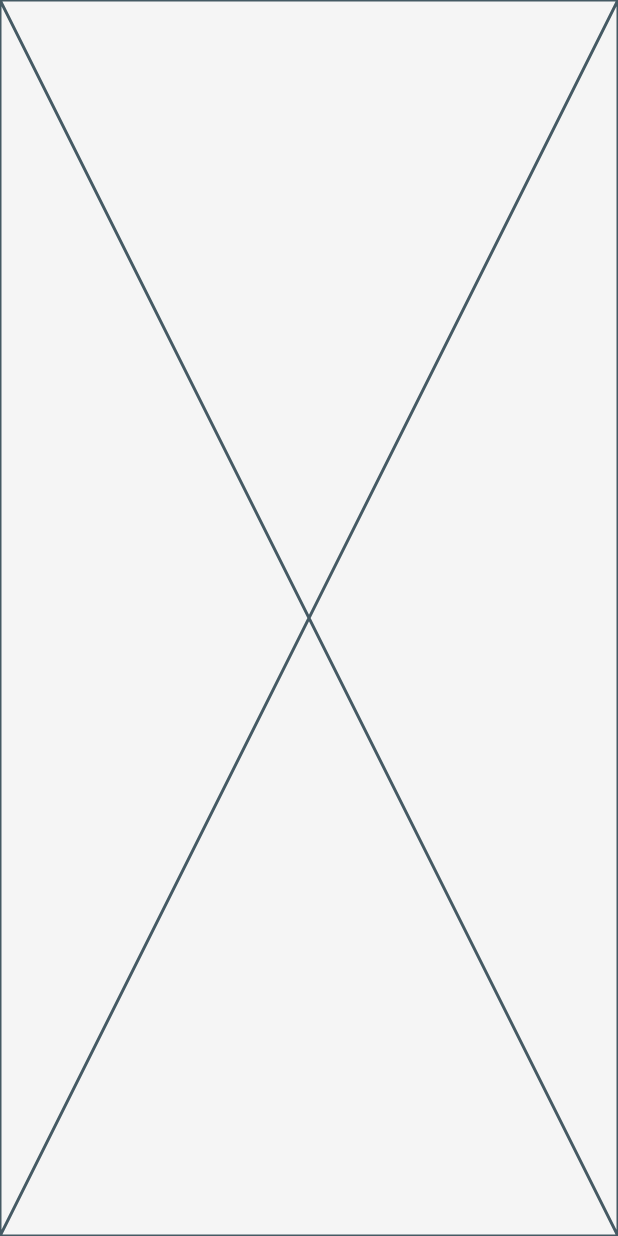
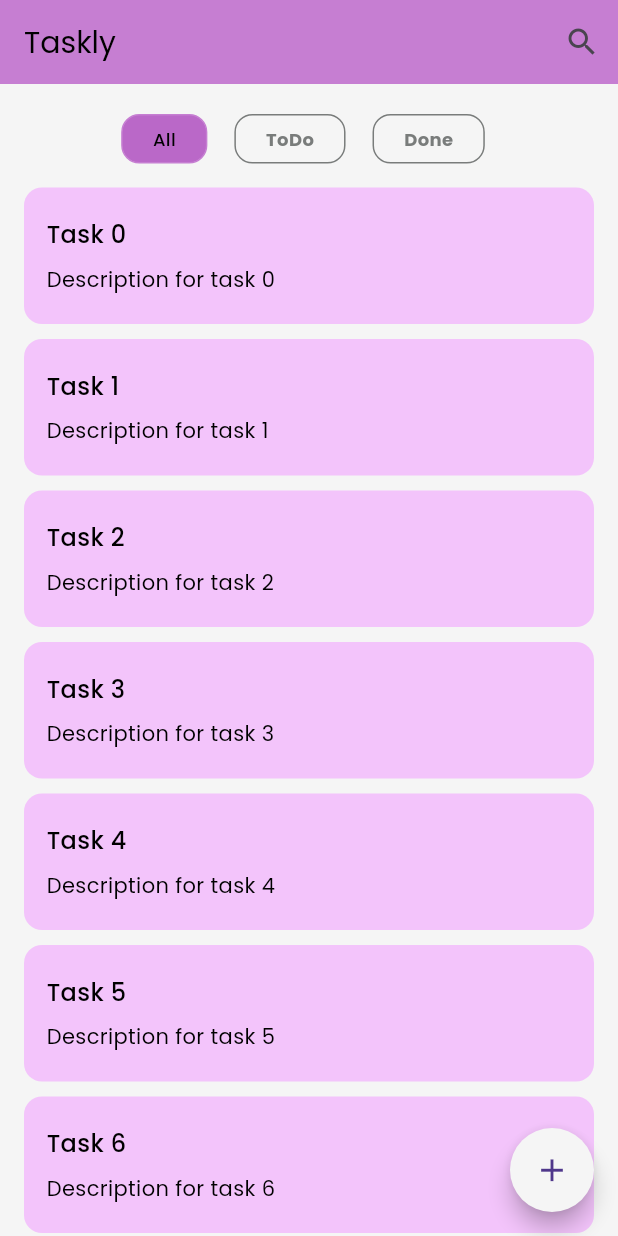
Before and after one commit to salma234-del/task_management_app, a Flutter app: the screen it shows after launch, on a phone screen of 412 x 824 dp. Run offline on Flutter 3.47's test engine with Material 3 defaults, Android fonts, the phone set to English and light mode, and no system bars; drawn by our look-alikes of flutter_slidable; our stand-ins replace dartz, equatable, flutter_bloc, get_it, go_router.

Commit message:
Implemented tasks list and add task screens UI

```diff
--- /dev/null
+++ b/lib/Core/enums/task_category.dart
@@ -0,0 +1,17 @@
+enum TaskCategory {
+  all,
+  todo,
+  done,
+}
+extension TaskCategoryExtension on TaskCategory {
+  String get name {
+    switch (this) {
+      case TaskCategory.all:
+        return 'All';
+      case TaskCategory.todo:
+        return 'ToDo';
+      case TaskCategory.done:
+        return 'Done';
+    }
+  }
+}
--- a/lib/Core/global/theme/app_theme/app_light_theme.dart
+++ b/lib/Core/global/theme/app_theme/app_light_theme.dart
@@ -1,6 +1,7 @@
 import 'package:flutter/material.dart';
 import 'package:task_management_app/Core/global/theme/app_theme/app_colors.dart';
 import 'package:task_management_app/Core/global/theme/app_theme/app_text_styles.dart';
+import 'package:task_management_app/Core/utils/app_constants.dart';
 
 class AppLightTheme {
   static ThemeData getTheme(BuildContext context) {
@@ -9,10 +10,17 @@ class AppLightTheme {
     return ThemeData(
       brightness: Brightness.light,
       primaryColor: colors.primary,
+      fontFamily: AppConstants.appFontFamily,
       scaffoldBackgroundColor: colors.background,
+      appBarTheme: AppBarTheme(
+        backgroundColor: colors.primary,
+        elevation: 0,
+        scrolledUnderElevation: 0,
+      ),
       elevatedButtonTheme: ElevatedButtonThemeData(
         style: ElevatedButton.styleFrom(
           foregroundColor: colors.light,
+          backgroundColor: colors.primary,
           textStyle: AppTextStyles.of(context).text24Medium,
           minimumSize: const Size(215, 60),
           shape: RoundedRectangleBorder(
--- a/lib/Core/utils/app_router.dart
+++ b/lib/Core/utils/app_router.dart
@@ -1,10 +1,12 @@
 import 'package:go_router/go_router.dart';
 import 'package:task_management_app/Features/splash/presentation/views/splash_view.dart';
+import 'package:task_management_app/Features/tasks/presentation/views/add_task/add_task_view.dart';
 import 'package:task_management_app/Features/tasks/presentation/views/tasks_list/tasks_list_view.dart';
 
 abstract class AppRouter {
   static const String splash = '/';
   static const String tasksList = '/tasks-list';
+  static const String addTask = '/add-task';
 
   static GoRouter router = GoRouter(
     routes: [
@@ -16,6 +18,10 @@ abstract class AppRouter {
         path: tasksList,
         builder: (context, state) => TasksListView(),
       ),
+      GoRoute(
+        path: addTask,
+        builder: (context, state) => AddTaskView(),
+      ),
     ],
   );
 }
--- a/lib/Core/utils/app_strings.dart
+++ b/lib/Core/utils/app_strings.dart
@@ -1 +1,26 @@
-abstract class AppStrings {}
+abstract class AppStrings {
+  static const String appName = 'Taskly';
+  static const String noTasks = 'No Tasks Available';
+  static const String addTask = 'Add Task';
+  static const String editTask = 'Edit Task';
+  static const String deleteTask = 'Delete Task';
+  static const String taskTitle = 'Task Title';
+  static const String taskDescription = 'Task Description';
+  static const String taskCategory = 'Task Category';
+  static const String todo = 'ToDo';
+  static const String done = 'Done';
+  static const String all = 'All';
+  static const String taskAdded = 'Task added successfully';
+  static const String taskUpdated = 'Task updated successfully';
+  static const String taskDeleted = 'Task deleted successfully';
+  static const String taskMarkedAsDone = 'Task marked as done';
+  static const String taskMarkedAsTodo = 'Task marked as ToDo';
+  static const String errorOccurred = 'An error occurred';
+  static const String edit = 'Edit';
+  static const String delete = 'Delete';
+  static const String confirmDelete = 'Are you sure you want to delete this task?';
+  static const String confirm = 'Confirm';
+  static const String cancel = 'Cancel';
+  static const String undo = 'Undo';
+  static const String newTask = 'New Task';
+}
--- /dev/null
+++ b/lib/Core/utils/helper_functions/empty_validator.dart
@@ -0,0 +1,6 @@
+String? emptyValidator(String? value) {
+  if (value == null || value.isEmpty) {
+    return 'This field is required';
+  }
+  return null;
+}
--- a/lib/Features/splash/presentation/views/splash_view.dart
+++ b/lib/Features/splash/presentation/views/splash_view.dart
@@ -17,7 +17,7 @@ class _SplashViewState extends State<SplashView> {
       const Duration(seconds: 3),
       () {
         if (!mounted) return;
-        GoRouter.of(context).push(AppRouter.tasksList);
+        GoRouter.of(context).pushReplacement(AppRouter.tasksList);
       },
     );
     super.initState();
--- /dev/null
+++ b/lib/Features/tasks/domain/entities/task.dart
@@ -0,0 +1,13 @@
+class Task {
+  final String id;
+  final String title;
+  final String description;
+  final bool isCompleted;
+
+  Task({
+    required this.id,
+    required this.title,
+    required this.description,
+    this.isCompleted = false,
+  });
+}
--- a/lib/Features/tasks/presentation/views/tasks_list/components/tasks_list_view_body.dart
+++ /dev/null
@@ -1,10 +0,0 @@
-import 'package:flutter/material.dart';
-
-class TasksListViewBody extends StatelessWidget {
-  const TasksListViewBody({super.key});
-
-  @override
-  Widget build(BuildContext context) {
-    return const Placeholder();
-  }
-}
--- a/lib/Features/tasks/presentation/views/tasks_list/tasks_list_view.dart
+++ b/lib/Features/tasks/presentation/views/tasks_list/tasks_list_view.dart
@@ -1,13 +1,37 @@
 import 'package:flutter/material.dart';
-import 'package:task_management_app/Features/tasks/presentation/views/tasks_list/components/tasks_list_view_body.dart';
+import 'package:go_router/go_router.dart';
+import 'package:task_management_app/Core/global/theme/app_theme/app_text_styles.dart';
+import 'package:task_management_app/Core/utils/app_router.dart';
+import 'package:task_management_app/Core/utils/app_strings.dart';
+import 'package:task_management_app/Features/tasks/presentation/views/tasks_list/widgets/tasks_list_view_body.dart';
 
 class TasksListView extends StatelessWidget {
   const TasksListView({super.key});
 
   @override
   Widget build(BuildContext context) {
-    return Scaffold(
-      body: TasksListViewBody(),
+    return SafeArea(
+      child: Scaffold(
+        appBar: AppBar(
+          title: Text(
+            AppStrings.appName,
+            style: AppTextStyles.of(context).text20Regular,
+          ),
+          actions: [
+            IconButton(
+              icon: const Icon(Icons.search),
+              onPressed: () {},
+            ),
+          ],
+        ),
+        body: TasksListViewBody(),
+        floatingActionButton: FloatingActionButton(
+          onPressed: () {
+            GoRouter.of(context).push(AppRouter.addTask);
+          },
+          child: const Icon(Icons.add),
+        ),
+      ),
     );
   }
 }
--- /dev/null
+++ b/lib/Features/tasks/presentation/views/tasks_list/widgets/task_widget.dart
@@ -0,0 +1,119 @@
+import 'package:flutter/material.dart';
+import 'package:flutter_slidable/flutter_slidable.dart';
+import 'package:task_management_app/Core/enums/task_category.dart';
+import 'package:task_management_app/Core/global/theme/app_theme/app_colors.dart';
+import 'package:task_management_app/Core/global/theme/app_theme/app_text_styles.dart';
+import 'package:task_management_app/Core/utils/app_strings.dart';
+import 'package:task_management_app/Features/tasks/domain/entities/task.dart';
+
+class TaskWidget extends StatelessWidget {
+  const TaskWidget({
+    required this.task,
+    required this.category,
+    this.onEdit,
+    this.onDelete,
+    this.onDone,
+    this.onUndo,
+    super.key,
+  });
+
+  final Task task;
+  final TaskCategory category;
+  final VoidCallback? onEdit;
+  final VoidCallback? onDelete;
+  final VoidCallback? onDone;
+  final VoidCallback? onUndo;
+
+  @override
+  Widget build(BuildContext context) {
+    return Slidable(
+      key: Key(task.id),
+      startActionPane: _buildStartActionPane(context),
+      endActionPane: _buildEndActionPane(context),
+      child: Container(
+        width: double.infinity,
+        padding: const EdgeInsets.symmetric(horizontal: 15, vertical: 20),
+        decoration: BoxDecoration(
+          borderRadius: BorderRadius.circular(12),
+          color: AppColors.of(context).pink,
+        ),
+        child: Column(
+          crossAxisAlignment: CrossAxisAlignment.start,
+          children: [
+            Text(
+              task.title,
+              style: AppTextStyles.of(context).text16Medium,
+              maxLines: 1,
+              overflow: TextOverflow.ellipsis,
+            ),
+            const SizedBox(height: 8),
+            Text(
+              task.description,
+              style: AppTextStyles.of(context).text14Regular,
+              maxLines: 7,
+              overflow: TextOverflow.ellipsis,
+            ),
+          ],
+        ),
+      ),
+    );
+  }
+
+  ActionPane? _buildStartActionPane(BuildContext context) {
+    if (category != TaskCategory.todo) return null;
+    return ActionPane(
+      motion: const ScrollMotion(),
+      children: [
+        SlidableAction(
+          onPressed: (_) => onEdit?.call(),
+          icon: Icons.edit,
+          foregroundColor: AppColors.of(context).secondaryText,
+          backgroundColor: Colors.blue,
+          label: AppStrings.edit,
+        ),
+      ],
+    );
+  }
+
+  ActionPane? _buildEndActionPane(BuildContext context) {
+    if (category == TaskCategory.all) return null;
+
+    final colors = AppColors.of(context);
+    final textColor = colors.secondaryText;
+
+    if (category == TaskCategory.done) {
+      return ActionPane(
+        motion: const ScrollMotion(),
+        children: [
+          SlidableAction(
+            onPressed: (_) => onUndo?.call(),
+            icon: Icons.undo,
+            foregroundColor: textColor,
+            backgroundColor: Colors.blue,
+            label: AppStrings.undo,
+          ),
+        ],
+      );
+    }
+
+    return ActionPane(
+      motion: const ScrollMotion(),
+      children: [
+        SlidableAction(
+          onPressed: (_) => onDone?.call(),
+          icon: Icons.check_circle,
+          foregroundColor: textColor,
+          backgroundColor: Colors.green,
+          label: AppStrings.done,
+        ),
+        SlidableAction(
+          onPressed: (_) => onDelete?.call(),
+          icon: Icons.delete,
+          foregroundColor: textColor,
+          backgroundColor: Colors.red,
+          label: AppStrings.delete,
+        ),
+      ],
+    );
+  }
+}
--- /dev/null
+++ b/lib/Features/tasks/presentation/views/tasks_list/widgets/tasks_list_view_body.dart
@@ -0,0 +1,99 @@
+import 'package:flutter/material.dart';
+import 'package:task_management_app/Core/enums/task_category.dart';
+import 'package:task_management_app/Core/global/theme/app_theme/app_colors.dart';
+import 'package:task_management_app/Core/global/theme/app_theme/app_text_styles.dart';
+import 'package:task_management_app/Features/tasks/domain/entities/task.dart';
+import 'package:task_management_app/Features/tasks/presentation/views/tasks_list/widgets/task_widget.dart';
+
+class TasksListViewBody extends StatefulWidget {
+  const TasksListViewBody({super.key});
+
+  @override
+  State<TasksListViewBody> createState() => _TasksListViewBodyState();
+}
+
+class _TasksListViewBodyState extends State<TasksListViewBody> {
+  int selectedIndex = 0;
+  @override
+  Widget build(BuildContext context) {
+    return Padding(
+      padding: const EdgeInsets.symmetric(horizontal: 16),
+      child: Column(
+        crossAxisAlignment: CrossAxisAlignment.center,
+        children: [
+          const SizedBox(height: 20),
+          Row(
+            mainAxisAlignment: MainAxisAlignment.center,
+            children: List.generate(
+              TaskCategory.values.length,
+              (index) => Padding(
+                padding: const EdgeInsets.symmetric(horizontal: 5),
+                child: _buildCategoryItem(
+                  index: index,
+                  categoryItem: TaskCategory.values[index],
+                ),
+              ),
+            ),
+          ),
+          Expanded(
+            child: ListView.separated(
+              padding: const EdgeInsets.symmetric(vertical: 16),
+              physics: const BouncingScrollPhysics(),
+              itemBuilder: (context, index) {
+                return TaskWidget(
+                  task: Task(
+                    id: 'task_$index',
+                    title: 'Task $index',
+                    description: 'Description for task $index',
+                  ),
+                  category: TaskCategory.all,
+                );
+              },
+              separatorBuilder: (context, index) => const SizedBox(height: 10),
+              itemCount: 20,
+            ),
+          )
+        ],
+      ),
+    );
+  }
+
+  Widget _buildCategoryItem({
+    required final int index,
+    required final TaskCategory categoryItem,
+  }) {
+    return GestureDetector(
+      onTap: () {
+        setState(() {
+          selectedIndex = index;
+        });
+      },
+      child: Container(
+        decoration: BoxDecoration(
+          color: selectedIndex == index
+              ? AppColors.of(context).purble
+              : AppColors.of(context).background,
+          borderRadius: BorderRadius.circular(12),
+          border: Border.all(
+            color: selectedIndex == index
+                ? AppColors.of(context).primary
+                : AppColors.of(context).grey,
+          ),
+        ),
+        padding: const EdgeInsets.symmetric(
+          horizontal: 20,
+          vertical: 7,
+        ),
+        margin: const EdgeInsetsDirectional.only(end: 8),
+        child: Text(
+          categoryItem.name,
+          style: selectedIndex == index
+              ? AppTextStyles.of(context).text12Medium
+              : AppTextStyles.of(context).text12Bold.copyWith(
+                    color: AppColors.of(context).grey,
+                  ),
+        ),
+      ),
+    );
+  }
+}
--- a/lib/main.dart
+++ b/lib/main.dart
@@ -1,6 +1,6 @@
 import 'package:flutter/material.dart';
 import 'package:task_management_app/Core/global/theme/app_theme/app_light_theme.dart';
-import 'package:task_management_app/Core/helper_functions/init_main.dart';
+import 'package:task_management_app/Core/utils/helper_functions/init_main.dart';
 import 'package:task_management_app/Core/utils/app_router.dart';
 
 void main() {
--- a/pubspec.yaml
+++ b/pubspec.yaml
@@ -40,6 +40,7 @@ dependencies:
   get_it: ^8.0.3
   flutter_bloc: ^9.1.1
   go_router: ^15.2.0
+  flutter_slidable: ^4.0.0
 
 dev_dependencies:
   flutter_test:
```
Also changed, not shown: lib/Core/global/theme/app_theme/app_dark_theme.dart (+5 -20 lines), lib/Core/widgets/custom_text_form_field.dart (added, +51 -0 lines), lib/Features/tasks/presentation/views/add_task/add_task_view.dart (added, +15 -0 lines), lib/Features/tasks/presentation/views/add_task/widgets/add_task_view_body.dart (added, +85 -0 lines), lib/Features/tasks/presentation/views/add_task/widgets/close_icon.dart (added, +25 -0 lines), lib/Core/utils/helper_functions/init_main.dart (renamed from lib/Core/helper_functions/init_main.dart), pubspec.lock.
